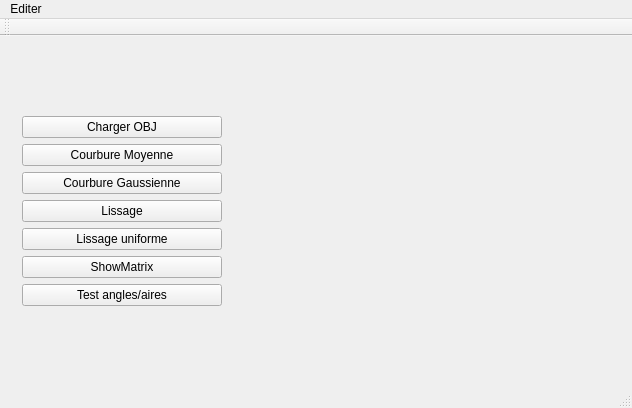
Old version of the form TP1/starterLight/mainwindow.ui in the repository Zeddtheo/M2-Mesh-Smoothing.
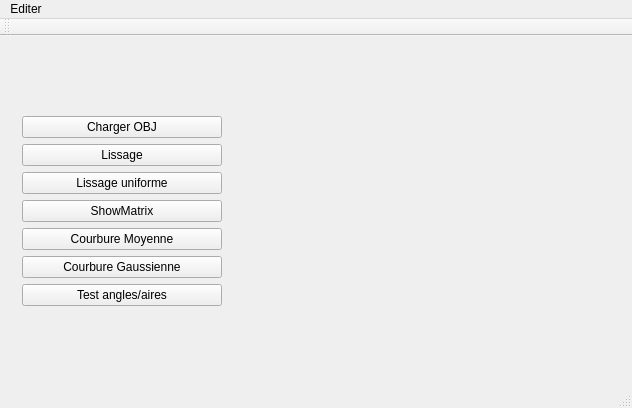
New version of the form. Custom widgets are drawn as their Qt base class.

Patch:
```diff
--- a/TP1/starterLight/mainwindow.ui
+++ b/TP1/starterLight/mainwindow.ui
@@ -45,20 +45,6 @@
            </property>
           </widget>
          </item>
-         <item>
-          <widget class="QPushButton" name="pushButton_H">
-           <property name="text">
-            <string>Courbure Moyenne</string>
-           </property>
-          </widget>
-         </item>
-         <item>
-          <widget class="QPushButton" name="pushButton_K">
-           <property name="text">
-            <string>Courbure Gaussienne</string>
-           </property>
-          </widget>
-         </item>
          <item>
           <widget class="QPushButton" name="pushButton_lissage">
            <property name="text">
@@ -80,6 +66,20 @@
            </property>
           </widget>
          </item>
+         <item>
+          <widget class="QPushButton" name="pushButton_H">
+           <property name="text">
+            <string>Courbure Moyenne</string>
+           </property>
+          </widget>
+         </item>
+         <item>
+          <widget class="QPushButton" name="pushButton_K">
+           <property name="text">
+            <string>Courbure Gaussienne</string>
+           </property>
+          </widget>
+         </item>
          <item>
           <widget class="QPushButton" name="pushButton_angleArea">
            <property name="text">
```
